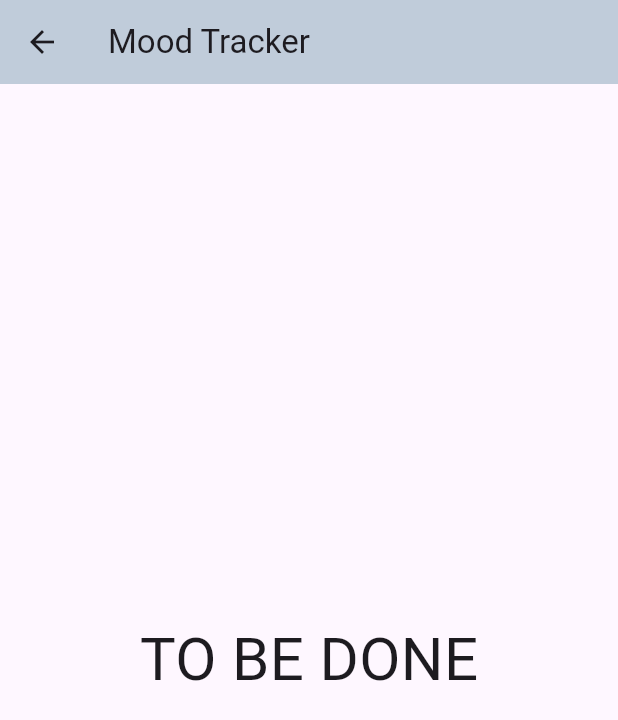
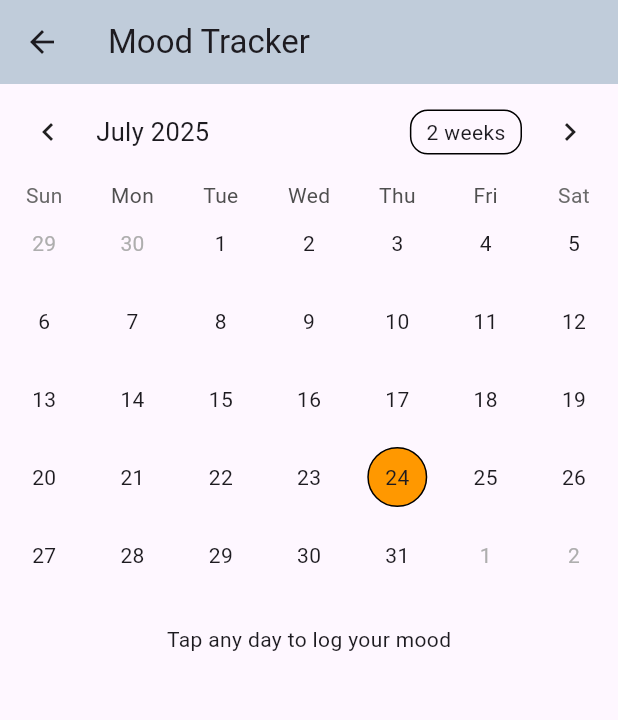
Before and after one commit to computeroverride/kenko, a Flutter app: the LogMoodPage screen opened directly, on a phone screen of 412 x 824 dp. Shown: the top 720 px of the screen. Run offline on Flutter 3.47's test engine with Material 3 defaults, Android fonts, the phone set to English and light mode, and no system bars; drawn by our look-alikes of table_calendar; our stand-ins replace confetti, flutter_map, geolocator, latlong2.

Commit message:
Mental calnder - working

```diff
--- a/lib/mentalcalendar.dart
+++ b/lib/mentalcalendar.dart
@@ -1,7 +1,72 @@
 import 'package:flutter/material.dart';
+import 'package:table_calendar/table_calendar.dart';
 
-class LogMoodPage extends StatelessWidget {
+class LogMoodPage extends StatefulWidget {
   const LogMoodPage({super.key});
+
+  @override
+  State<LogMoodPage> createState() => _LogMoodPageState();
+}
+
+class _LogMoodPageState extends State<LogMoodPage> {
+  Map<DateTime, String> moodLog = {};
+  DateTime focusedDay = DateTime.now();
+  DateTime? selectedDay;
+
+  Color? getMoodColor(DateTime day) {
+    final mood = moodLog[DateTime(day.year, day.month, day.day)];
+    switch (mood) {
+      case 'happy':
+        return Colors.yellow;
+      case 'neutral':
+        return Colors.grey;
+      case 'sad':
+        return Colors.blue;
+      default:
+        return null;
+    }
+  }
+
+  void _selectMood(DateTime day) {
+    showDialog(
+      context: context,
+      builder: (_) => AlertDialog(
+        title: const Text("Select Your Mood"),
+        content: Row(
+          mainAxisAlignment: MainAxisAlignment.spaceEvenly,
+          children: [
+            IconButton(
+              icon: const Icon(Icons.sentiment_very_dissatisfied, color: Colors.blue),
+              onPressed: () {
+                setState(() {
+                  moodLog[DateTime(day.year, day.month, day.day)] = 'sad';
+                });
+                Navigator.pop(context);
+              },
+            ),
+            IconButton(
+              icon: const Icon(Icons.sentiment_neutral, color: Colors.grey),
+              onPressed: () {
+                setState(() {
+                  moodLog[DateTime(day.year, day.month, day.day)] = 'neutral';
+                });
+                Navigator.pop(context);
+              },
+            ),
+            IconButton(
+              icon: const Icon(Icons.sentiment_very_satisfied, color: Colors.yellow),
+              onPressed: () {
+                setState(() {
+                  moodLog[DateTime(day.year, day.month, day.day)] = 'happy';
+                });
+                Navigator.pop(context);
+              },
+            ),
+          ],
+        ),
+      ),
+    );
+  }
 
   @override
   Widget build(BuildContext context) {
@@ -11,16 +76,54 @@ class LogMoodPage extends StatelessWidget {
         backgroundColor: const Color.fromRGBO(192, 204, 218, 1),
         leading: IconButton(
           icon: const Icon(Icons.arrow_back),
-          onPressed: () {
-            Navigator.pop(context);
-          },
+          onPressed: () => Navigator.pop(context),
         ),
       ),
-      body: const Center(
-        child: Text(
-          "TO BE DONE",
-          style: TextStyle(fontSize: 40),
-        ),
+      body: Column(
+        children: [
+          TableCalendar(
+            firstDay: DateTime.utc(2020, 1, 1),
+            lastDay: DateTime.utc(2030, 12, 31),
+            focusedDay: focusedDay,
+            selectedDayPredicate: (day) => isSameDay(selectedDay, day),
+            onDaySelected: (selected, focused) {
+              setState(() {
+                selectedDay = selected;
+                focusedDay = focused;
+              });
+              _selectMood(selected);
+            },
+            calendarBuilders: CalendarBuilders(
+              defaultBuilder: (context, day, _) {
+                final color = getMoodColor(day);
+                return Container(
+                  margin: const EdgeInsets.all(6),
+                  decoration: BoxDecoration(
+                    color: color,
+                    shape: BoxShape.circle,
+                  ),
+                  alignment: Alignment.center,
+                  child: Text('${day.day}'),
+                );
+              },
+              todayBuilder: (context, day, _) {
+                final color = getMoodColor(day) ?? Colors.orange;
+                return Container(
+                  margin: const EdgeInsets.all(6),
+                  decoration: BoxDecoration(
+                    color: color,
+                    shape: BoxShape.circle,
+                    border: Border.all(color: Colors.black, width: 1),
+                  ),
+                  alignment: Alignment.center,
+                  child: Text('${day.day}'),
+                );
+              },
+            ),
+          ),
+          const SizedBox(height: 20),
+          const Text("Tap any day to log your mood"),
+        ],
       ),
     );
   }
--- a/pubspec.yaml
+++ b/pubspec.yaml
@@ -35,6 +35,7 @@ dependencies:
   geolocator: ^10.1.0
   url_launcher: ^6.2.5
   confetti: ^0.7.0
+  table_calendar: ^3.0.8
 
   # The following adds the Cupertino Icons font to your application.
   # Use with the CupertinoIcons class for iOS style icons.
```
